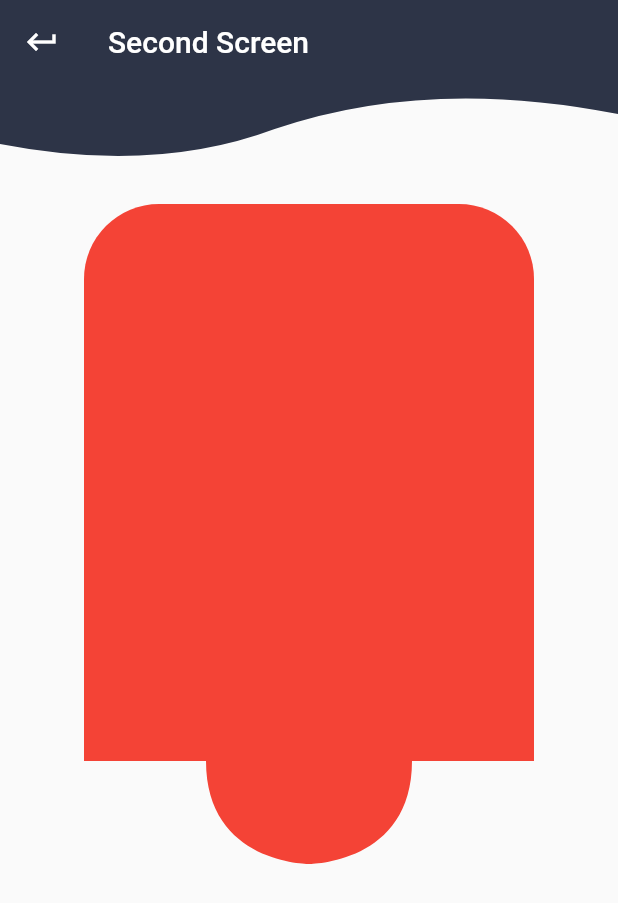
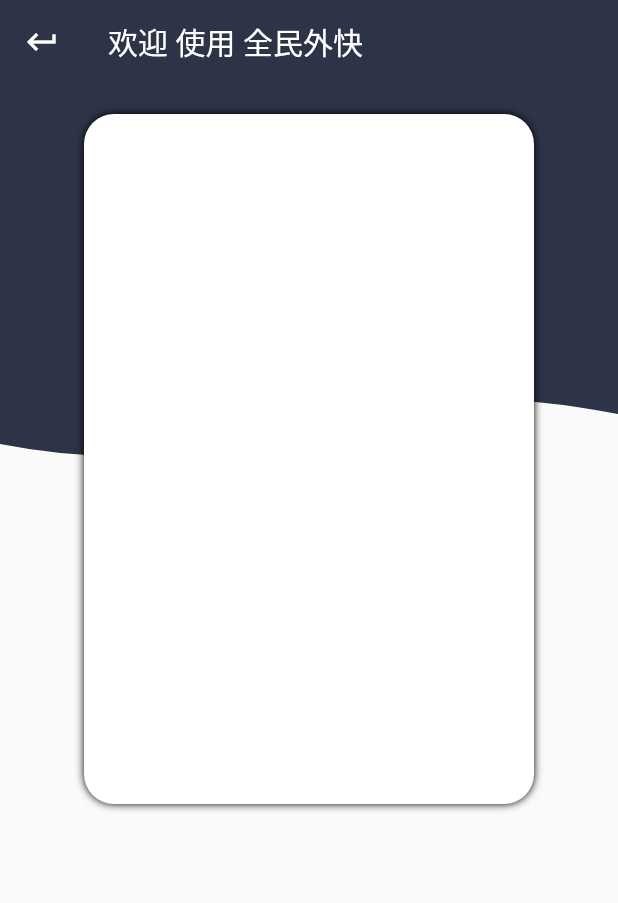
Before and after one commit to ZizhengYang/flutter_wk, a Flutter app: the screen it shows after launch, after a tap on "我 要 赚 外 快", on a phone screen of 412 x 824 dp. Shown: the top 903 px of the screen. Run offline on Flutter 3.47's test engine with Material 2 defaults, Android fonts, the phone set to English and light mode, and no system bars.

Commit message:
Fix login page 2.0

```diff
--- a/lib/Pages/BothUserCompany/HomeContent.dart
+++ b/lib/Pages/BothUserCompany/HomeContent.dart
@@ -21,7 +21,7 @@
                   child: Text("全民外快",
                       style: TextStyle(
                           fontSize: 60,
-                          color: Colors.orange[800],
+                          color: Colors.white,
                           fontWeight: FontWeight.bold,
                           fontStyle: FontStyle.italic))),
             ),
--- a/lib/Pages/CompanySide/LoginRegister/Login.dart
+++ b/lib/Pages/CompanySide/LoginRegister/Login.dart
@@ -10,7 +10,7 @@
   Widget build(BuildContext context) {
     return new Scaffold(
       appBar: new AppBar(
-        title: new Text("Second Screen"),
+        title: new Text("欢迎 使用 全民外快"),
         backgroundColor: Color(0xFF2D3447),
         leading: new IconButton(icon: Icon(Icons.keyboard_return), onPressed: () {Navigator.pop(context);}),
         elevation: 0
@@ -19,7 +19,7 @@
         children: <Widget>[
           new ClipPath(
             child: Container(
-                height: 60,
+                height: 260,
                 color: Color(0xFF2D3447)
             ),
             clipBehavior: Clip.antiAlias,
@@ -31,15 +31,15 @@
                 mainAxisAlignment: MainAxisAlignment.center,
                 children: <Widget>[
                   new Container(
-                      margin: EdgeInsets.only(top: 80, left: 0, right: 0, bottom: 0),
+                      margin: EdgeInsets.only(top: 20, left: 0, right: 0, bottom: 20),
                       decoration: new BoxDecoration(
-                        borderRadius: new BorderRadius.all(Radius.elliptical(50, 50)),
-                        color: Colors.red
+                        borderRadius: new BorderRadius.all(Radius.elliptical(20, 20)),
+                        color: Colors.white,
+                        boxShadow: [BoxShadow(color: Color(0xFF000000), offset: Offset.zero, blurRadius: 4.0, spreadRadius: 0.0)]
                       ),
                       width: 300.0,
-                      height: 440.0,
-//                      color: Colors.red//Color(0xFF2D3447),
-                  ),
+                      height: 460.0,
+                  )
                 ],
               ),
               clipBehavior: Clip.antiAlias,
--- a/lib/Weight/Clipper/LoginSignupClipper.dart
+++ b/lib/Weight/Clipper/LoginSignupClipper.dart
@@ -4,32 +4,39 @@
 
   @override
   Path getClip(Size size) {
+
+    var circleSize = 40.0;
+    var radiusSize = 80.0;
+
     var path = Path();
 
-    path.lineTo(0.0, 0.0);
-    path.lineTo(0.0, size.height-(1/2-1/3)*size.width);
-    path.lineTo((1/3)*size.width, size.height-(1/2-1/3)*size.width);
-    path.lineTo((1/2)*size.width, size.height);
-    path.lineTo((2/3)*size.width, size.height-(1/2-1/3)*size.width);
-    path.lineTo(size.width, size.height-(1/2-1/3)*size.width);
-    path.lineTo(size.width, 0.0);
+    path.addRRect(new RRect.fromLTRBR(10, 10, size.width, size.height, new Radius.circular(10.0)));
 
-    var controlPoint = Offset((1/2)*size.width, size.height);
-
-    path.moveTo((1/3)*size.width, size.height-(1/2-1/3)*size.width);
-
-    var controlPoint1 = Offset((1/3)*size.width, size.height);
-    path.cubicTo(controlPoint1.dx, controlPoint1.dy, controlPoint.dx, controlPoint.dy, controlPoint.dx, controlPoint.dy);
-
-    path.moveTo((2/3)*size.width, size.height-(1/2-1/3)*size.width);
-
-    var controlPoint2 = Offset((2/3)*size.width, size.height);
-    path.cubicTo(controlPoint2.dx, controlPoint2.dy, controlPoint.dx, controlPoint.dy, controlPoint.dx, controlPoint.dy);
-
-//    path.lineTo(0.0, size.height-2*(1/2-1/3)*size.width);
-//    var controlPoint3 = Offset(0.0, size.height-(1/2-1/3)*size.width);
-//    var controlPoint4 = Offset((1/2-1/3)*size.width, size.height-(1/2-1/3)*size.width);
-//    var controlPoint4 = Offset((1/3)*size.width, size.height-(1/2-1/3)*size.width);
+//    path.moveTo(radiusSize, 0.0);
+//    path.lineTo(0.0, radiusSize);
+//    path.lineTo(0.0, size.height-circleSize-radiusSize);
+//    path.lineTo(radiusSize, size.height-circleSize);
+//    path.lineTo((1/2)*size.width-circleSize, size.height-circleSize);
+//    path.lineTo((1/2)*size.width, size.height);
+//    path.lineTo((1/2)*size.width+circleSize, size.height-circleSize);
+//    path.lineTo(size.width-radiusSize, size.height-circleSize);
+//    path.lineTo(size.width, size.height-circleSize-radiusSize);
+//    path.lineTo(size.width, radiusSize);
+//    path.lineTo(size.width-radiusSize, 0.0);
+//
+//    var controlPoint = Offset((1/2)*size.width, size.height);
+//
+//    path.moveTo((1/2)*size.width-circleSize, size.height-circleSize);
+//    var controlPoint1 = Offset((1/2)*size.width-circleSize, size.height);
+//    path.cubicTo(controlPoint1.dx, controlPoint1.dy, controlPoint.dx, controlPoint.dy, controlPoint.dx, controlPoint.dy);
+//
+//    path.moveTo((1/2)*size.width+circleSize, size.height-circleSize);
+//    var controlPoint2 = Offset((1/2)*size.width+circleSize, size.height);
+//    path.cubicTo(controlPoint2.dx, controlPoint2.dy, controlPoint.dx, controlPoint.dy, controlPoint.dx, controlPoint.dy);
+//
+//    path.moveTo(0.0, size.height-circleSize-radiusSize);
+//    var controlPoint3 = Offset(0.0, size.height-circleSize);
+//    var controlPoint4 = Offset(radiusSize, size.height-circleSize);
 //    path.cubicTo(controlPoint3.dx, controlPoint3.dy, controlPoint4.dx, controlPoint4.dy, controlPoint4.dx, controlPoint4.dy);
 
     path.close();
```
